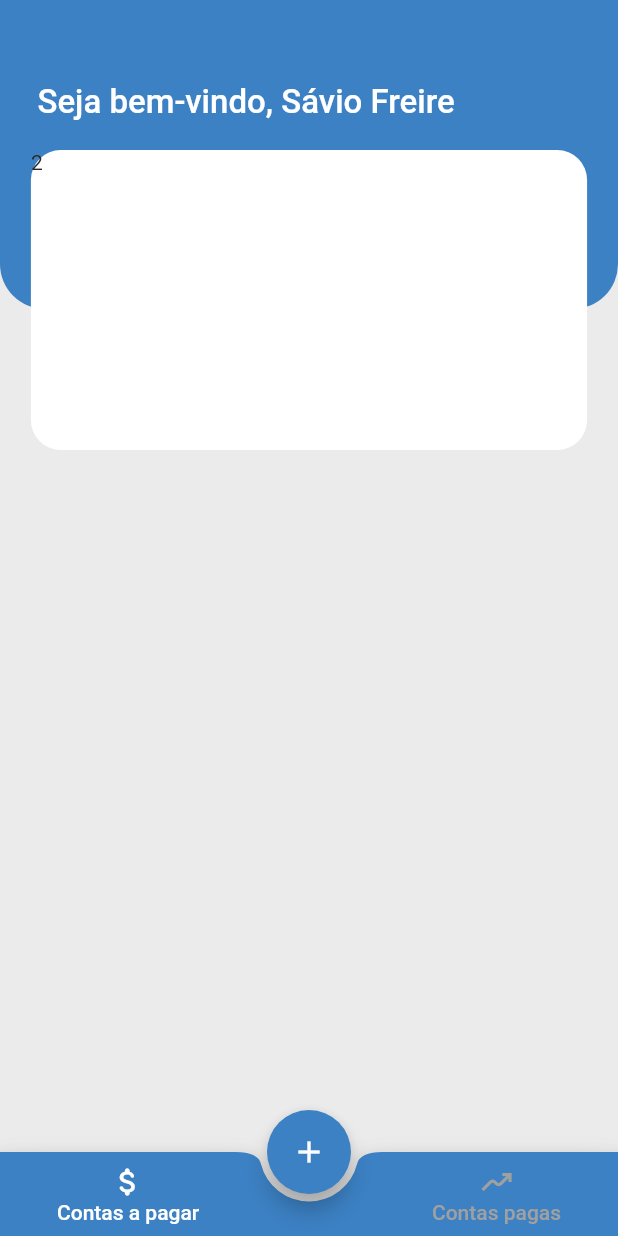
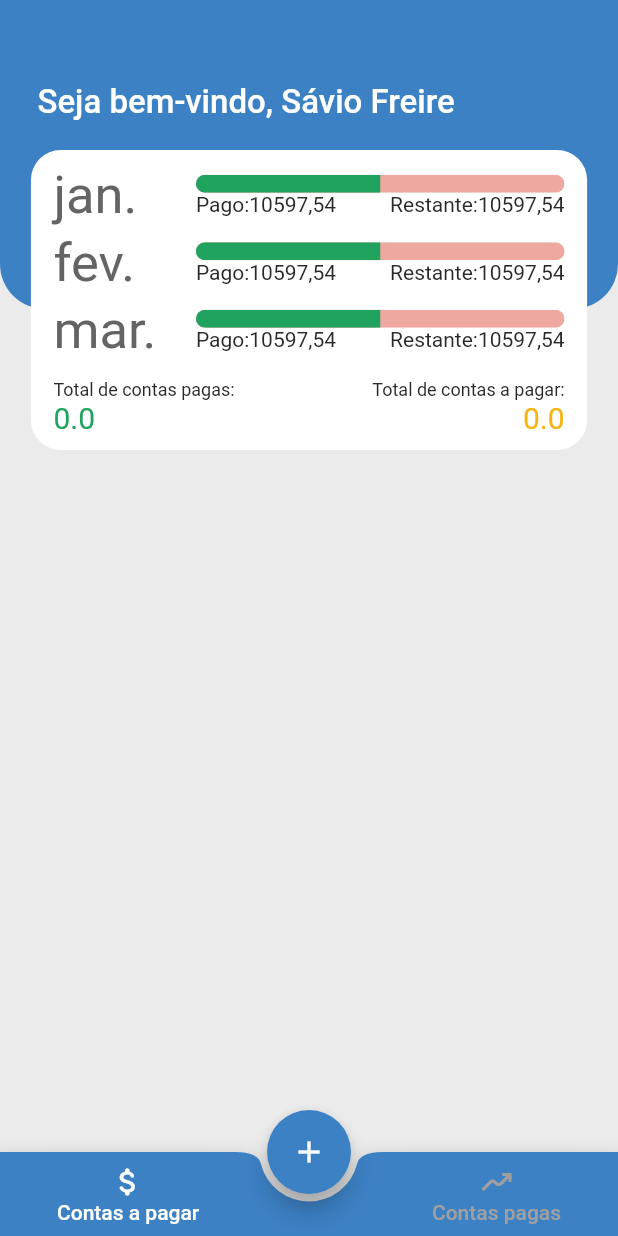
Before and after one commit to JSavioFreire/hollywood_conta, a Flutter app: the screen it shows after launch, on a phone screen of 412 x 824 dp. Run offline on Flutter 3.47's test engine with Material 2 defaults, Android fonts, the phone set to English and light mode, and no system bars; our stand-ins replace cloud_firestore, firebase_core; accounts and stored records are empty.

Commit message:
change , to .

```diff
--- a/lib/components/sections/box_white.dart
+++ b/lib/components/sections/box_white.dart
@@ -1,5 +1,7 @@
 import 'package:flutter/material.dart';
+import 'package:hollywood_conta/components/widgets/box_white/month_box_white.dart';
 import 'package:hollywood_conta/provider/provider.dart';
+import 'package:hollywood_conta/theme/theme_colors.dart';
 import 'package:provider/provider.dart';
 
 class BoxWhite extends StatelessWidget {
@@ -14,17 +16,62 @@ class BoxWhite extends StatelessWidget {
           Padding(
             padding: const EdgeInsets.only(top: 100),
             child: Container(
+              padding: const EdgeInsets.symmetric(horizontal: 15, vertical: 10),
               decoration: BoxDecoration(
                 borderRadius: BorderRadius.circular(20),
                 color: Colors.white,
               ),
               width: MediaQuery.of(context).size.width * 0.9,
               height: 200,
-              child: Column(children: [
-                Row(
-                  children: [Text(value.currentDate.month.toString())],
-                )
-              ]),
+              child: Column(
+                  mainAxisAlignment: MainAxisAlignment.spaceBetween,
+                  children: [
+                    const MonthBoxWhite(
+                      otherMonth: 1,
+                    ),
+                    const MonthBoxWhite(
+                      otherMonth: 0,
+                    ),
+                    const MonthBoxWhite(
+                      otherMonth: -1,
+                    ),
+                    Padding(
+                      padding: const EdgeInsets.only(top: 8.0),
+                      child: Row(
+                        mainAxisAlignment: MainAxisAlignment.spaceBetween,
+                        children: [
+                          Column(
+                            crossAxisAlignment: CrossAxisAlignment.start,
+                            children: [
+                              Text(
+                                'Total de contas pagas: ',
+                                style: Theme.of(context).textTheme.bodySmall,
+                              ),
+                              Text(
+                                value.totalAllPayed.toString(),
+                                style: const TextStyle(
+                                    fontSize: 20, color: ThemeColors.myGreen),
+                              )
+                            ],
+                          ),
+                          Column(
+                            crossAxisAlignment: CrossAxisAlignment.end,
+                            children: [
+                              Text(
+                                'Total de contas a pagar:',
+                                style: Theme.of(context).textTheme.bodySmall,
+                              ),
+                              Text(
+                                value.totalAll.toString(),
+                                style: const TextStyle(
+                                    fontSize: 20, color: ThemeColors.myYellow),
+                              )
+                            ],
+                          )
+                        ],
+                      ),
+                    )
+                  ]),
             ),
           ),
         ],
--- /dev/null
+++ b/lib/components/widgets/box_white/month_box_white.dart
@@ -0,0 +1,55 @@
+import 'package:flutter/material.dart';
+import 'package:hollywood_conta/provider/provider.dart';
+import 'package:hollywood_conta/theme/theme_colors.dart';
+import 'package:intl/intl.dart';
+import 'package:provider/provider.dart';
+
+class MonthBoxWhite extends StatelessWidget {
+  final int otherMonth;
+  const MonthBoxWhite({super.key, required this.otherMonth});
+
+  @override
+  Widget build(BuildContext context) {
+    return Consumer<MyProvider>(builder: (context, value, child) {
+      DateTime month = DateTime(
+          value.currentDate.year, value.currentDate.month - otherMonth);
+      return Row(
+        children: [
+          SizedBox(
+            width: 80,
+            child: Text(
+              DateFormat("MMM").format(month).toString(),
+              style: const TextStyle(
+                  fontSize: 35, color: ThemeColors.myBlackLight),
+            ),
+          ),
+          Expanded(
+            child: Padding(
+              padding: const EdgeInsets.only(left: 15),
+              child: Column(
+                children: [
+                  ClipRRect(
+                    borderRadius: BorderRadius.circular(15),
+                    child: const LinearProgressIndicator(
+                      value: 0.5,
+                      minHeight: 12,
+                      color: ThemeColors.myGreen,
+                      backgroundColor: ThemeColors.myRedOpacity,
+                    ),
+                  ),
+                  Row(
+                    mainAxisAlignment: MainAxisAlignment.spaceBetween,
+                    children: const [
+                      Text('Pago:10597,54'),
+                      Text('Restante:10597,54')
+                    ],
+                  )
+                ],
+              ),
+            ),
+          ),
+        ],
+      );
+    });
+  }
+}
--- a/lib/components/widgets/modal_and_form/modal.dart
+++ b/lib/components/widgets/modal_and_form/modal.dart
@@ -11,7 +11,6 @@ showModal(context, {billEdit}) {
     title = 'Editar ${billEdit.name}';
     provider.nameController.text = billEdit.name;
     provider.companyController.text = billEdit.company;
-    provider.payDayController = billEdit.payDay;
     provider.valueController.text = billEdit.value;
   }
 
@@ -55,9 +54,9 @@ showModal(context, {billEdit}) {
                     ),
                     onTap: () async {
                       dynamic date = DateTime(1900);
-                      FocusScope.of(context).requestFocus( FocusNode());
+                      FocusScope.of(context).requestFocus(FocusNode());
 
-                     date = await showDatePicker(
+                      date = await showDatePicker(
                           context: context,
                           initialDate: DateTime.now(),
                           firstDate: DateTime(1900),
--- a/lib/main.dart
+++ b/lib/main.dart
@@ -5,6 +5,7 @@ import 'package:hollywood_conta/firebase_options.dart';
 import 'package:hollywood_conta/provider/provider.dart';
 import 'package:hollywood_conta/screens/home_screen.dart';
 import 'package:hollywood_conta/theme/my_theme.dart';
+import 'package:intl/intl.dart';
 import 'package:provider/provider.dart';
 
 void main() async {
@@ -23,6 +24,8 @@ class MyApp extends StatelessWidget {
 
   @override
   Widget build(BuildContext context) {
+    Intl.defaultLocale = 'pt_BR';
+
     return MaterialApp(
       localizationsDelegates: const [
         GlobalMaterialLocalizations.delegate,
--- a/lib/provider/provider.dart
+++ b/lib/provider/provider.dart
@@ -8,6 +8,9 @@ class MyProvider extends ChangeNotifier {
 
   List<Bill> listBill = [];
   List<Bill> listBillPayed = [];
+
+  double totalAll = 0;
+  double totalAllPayed = 0;
 
   DateTime currentDate = DateTime.now();
 
@@ -54,10 +57,14 @@ class MyProvider extends ChangeNotifier {
 
   refresh() async {
     List<Bill> temp = [];
+    totalAll = 0;
     QuerySnapshot<Map<String, dynamic>> snapshot =
         await db.collection('contas').orderBy('payDay').get();
     for (var doc in snapshot.docs) {
       temp.add(Bill.fromMap(doc.data()));
+    }
+    for (int i = 0; i < temp.length; i++) {
+      totalAll += double.parse(temp[i].value);
     }
     listBill = temp;
     notifyListeners();
@@ -65,10 +72,16 @@ class MyProvider extends ChangeNotifier {
 
   refreshPayed() async {
     List<Bill> tempPayed = [];
-    QuerySnapshot<Map<String, dynamic>> snapshot =
-        await db.collection('pagas').orderBy('currentDate',descending: true).get();
+    totalAllPayed = 0;
+    QuerySnapshot<Map<String, dynamic>> snapshot = await db
+        .collection('pagas')
+        .orderBy('currentDate', descending: true)
+        .get();
     for (var doc in snapshot.docs) {
       tempPayed.add(Bill.fromMap(doc.data()));
+    }
+    for (int i = 0; i < tempPayed.length; i++) {
+      totalAllPayed += double.parse(tempPayed[i].value);
     }
     listBillPayed = tempPayed;
     notifyListeners();
--- a/lib/theme/theme_colors.dart
+++ b/lib/theme/theme_colors.dart
@@ -5,7 +5,9 @@ class ThemeColors {
   static const Color myGreen = Color.fromRGBO(32, 163, 95, 1);
   static const Color myYellow = Color.fromRGBO(244, 180, 18, 1);
   static const Color myRed = Color.fromRGBO(223, 80, 64, 1);
+  static const Color myRedOpacity = Color.fromRGBO(223, 80, 64, 0.5);
   static const Color myWhite = Color.fromRGBO(235, 235, 235, 1);
   static const Color myGrey = Color.fromRGBO(160, 160, 160, 1);
+  static const Color myBlackLight = Color.fromRGBO(100, 100, 100, 1);
   static const Color myBlack = Color.fromRGBO(40, 40, 40, 1);
 }
--- a/pubspec.yaml
+++ b/pubspec.yaml
@@ -40,6 +40,7 @@ dependencies:
   cloud_firestore: ^4.3.2
   provider: ^6.0.5
   uuid: ^3.0.7
+  intl: ^0.17.0
 
 dev_dependencies:
   flutter_test:
```
Also changed, not shown: pubspec.lock.
